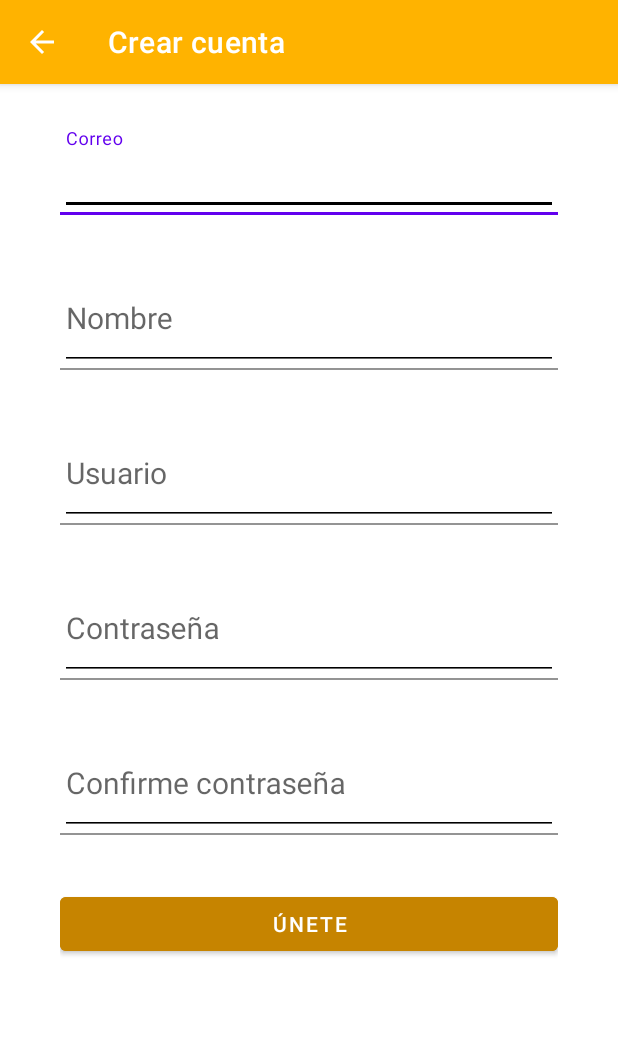
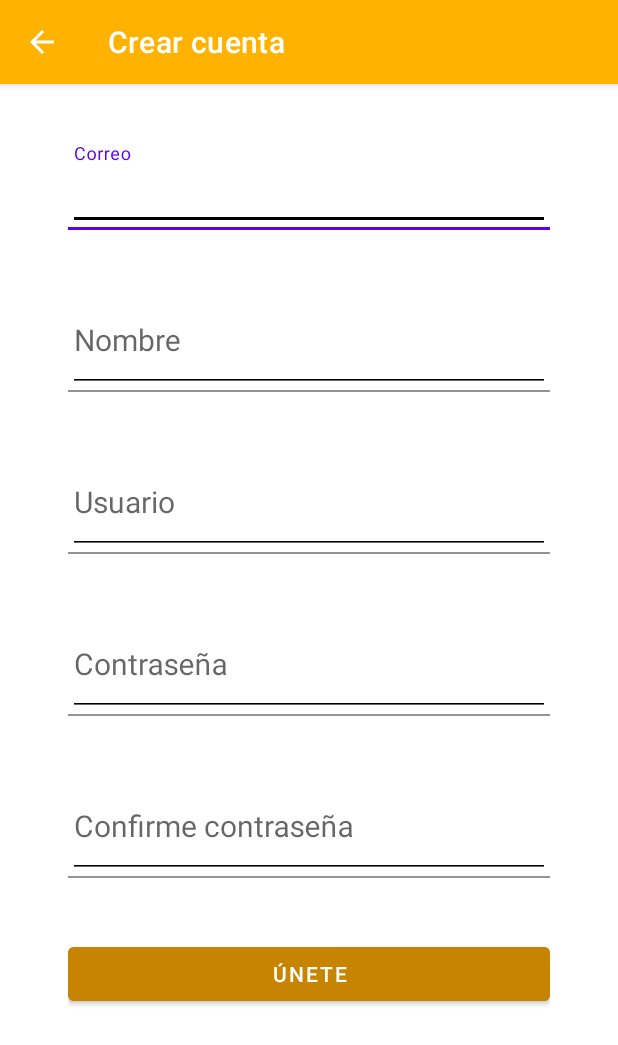
Before and after one commit to AndresMC20/INFOGRAM, an Android app: the CreateAccountActivity screen opened directly, with no data from a screen before it, on a phone screen of 412 x 824 dp. Shown: the top 1045 px of the screen. Run offline under Robolectric (Android 15) with nearby library versions, the phone set to English and light mode, and no system bars.

Commit message:
DANDOLE FUNCIONALIDAD A -CREAR UNA AQUI-

```diff
--- a/app/src/main/java/com/aplicacion/infogram/LoginActivity.java
+++ b/app/src/main/java/com/aplicacion/infogram/LoginActivity.java
@@ -2,6 +2,7 @@ package com.aplicacion.infogram;
 
 import androidx.appcompat.app.AppCompatActivity;
 
+import android.content.Intent;
 import android.os.Bundle;
 import android.view.View;
 
@@ -14,6 +15,7 @@ public class LoginActivity extends AppCompatActivity {
     }
 
     public void goCreateAccount (View view){
-        System.out.println("----------> go to create account");
+        Intent intent = new Intent(this, CreateAccountActivity.class);
+        startActivity(intent);
     }
 }
--- a/app/src/main/res/values/dimens.xml
+++ b/app/src/main/res/values/dimens.xml
@@ -2,6 +2,6 @@
 <resources>
     <dimen name="editText_textSize">20sp</dimen>
     <dimen name="textView_textSize">18sp</dimen>
-    <dimen name="padding_create_account">40dp</dimen>
-    <dimen name="marginTop_create_account">35dp</dimen>
+    <dimen name="padding_create_account">45dp</dimen>
+    <dimen name="marginTop_create_account">40dp</dimen>
 </resources>
```
Also changed, not shown: app/src/main/AndroidManifest.xml (+10 -3 lines).
